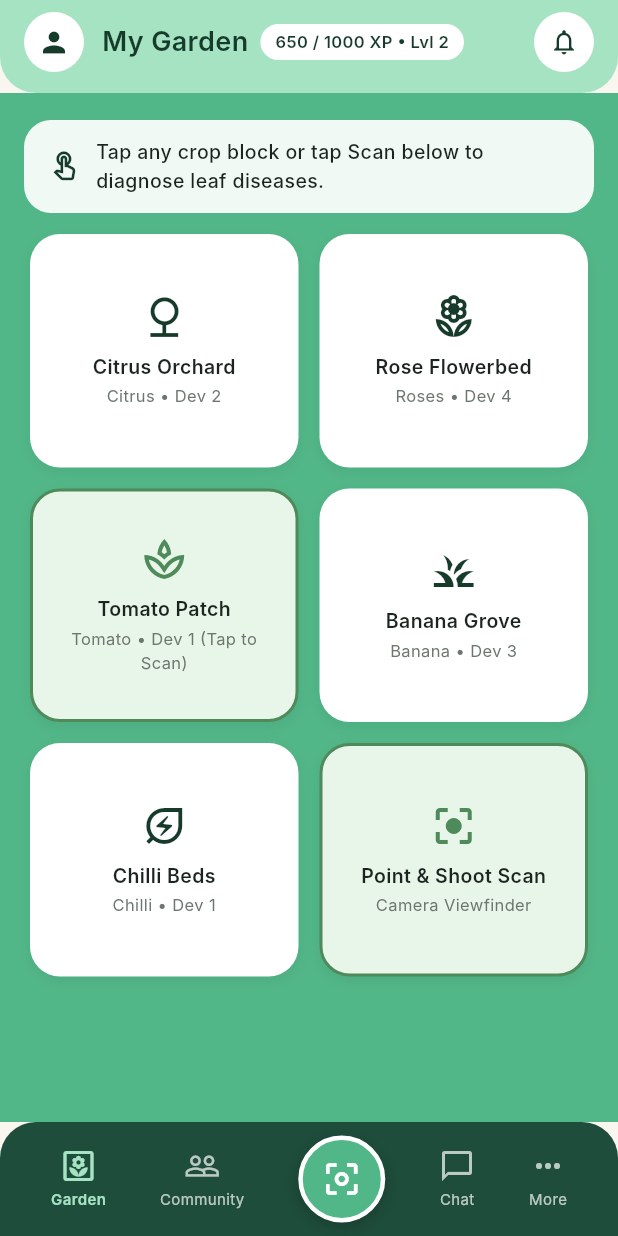
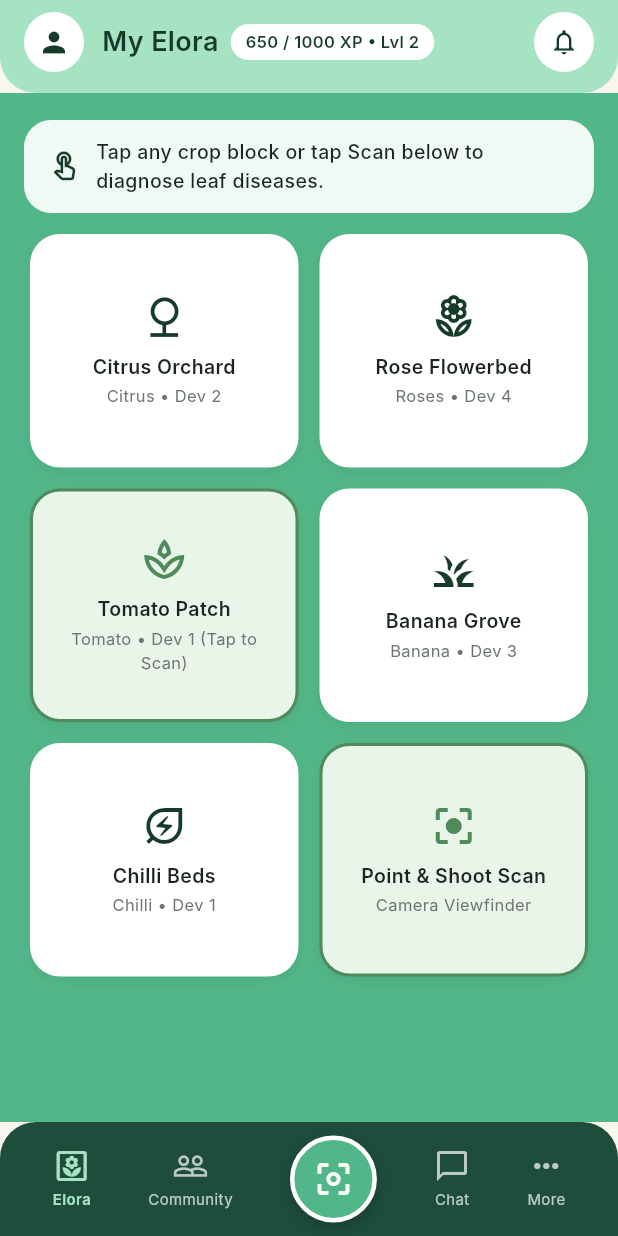
Before and after one commit to Tenzrr/Elora, a Flutter app: the screen it shows after launch, on a phone screen of 412 x 824 dp. Run offline on Flutter 3.47's test engine with Material 3 defaults, Android fonts, the phone set to English and light mode, and no system bars; our stand-ins replace flutter_riverpod, image_picker; Roboto replaces fonts that are missing (Inter).

Commit message:
chore: rename app to Elora

```diff
--- a/mobile/lib/core/network/api_client.dart
+++ b/mobile/lib/core/network/api_client.dart
@@ -1,7 +1,7 @@
 import 'package:http/http.dart' as http;
 
-class GardenApiClient {
-  GardenApiClient({http.Client? client, required this.baseUrl})
+class EloraApiClient {
+  EloraApiClient({http.Client? client, required this.baseUrl})
       : _client = client ?? http.Client();
 
   final http.Client _client;
--- a/mobile/lib/core/theme/app_theme.dart
+++ b/mobile/lib/core/theme/app_theme.dart
@@ -1,7 +1,7 @@
 import 'package:flutter/material.dart';
 
 /// Shared visual foundation for every feature slice.
-class GardenColors {
+class EloraColors {
   static const deepGreen = Color(0xFF173B2B);
   static const leafGreen = Color(0xFF4F8A5B);
   static const mint = Color(0xFFDCEFE0);
@@ -11,21 +11,21 @@ class GardenColors {
   static const danger = Color(0xFFB34D45);
 }
 
-class GardenTheme {
+class EloraTheme {
   static ThemeData light() {
     final scheme = ColorScheme.fromSeed(
-      seedColor: GardenColors.leafGreen,
+      seedColor: EloraColors.leafGreen,
       brightness: Brightness.light,
-      surface: GardenColors.cream,
+      surface: EloraColors.cream,
     );
     return ThemeData(
       useMaterial3: true,
       colorScheme: scheme,
-      scaffoldBackgroundColor: GardenColors.cream,
+      scaffoldBackgroundColor: EloraColors.cream,
       fontFamily: 'Inter',
       appBarTheme: const AppBarTheme(
-        backgroundColor: GardenColors.cream,
-        foregroundColor: GardenColors.ink,
+        backgroundColor: EloraColors.cream,
+        foregroundColor: EloraColors.ink,
         elevation: 0,
       ),
       inputDecorationTheme: InputDecorationTheme(
--- a/mobile/lib/features/crop_health/providers/crop_health_provider.dart
+++ b/mobile/lib/features/crop_health/providers/crop_health_provider.dart
@@ -2,7 +2,7 @@ import 'dart:convert';
 import 'dart:io';
 import 'package:flutter_riverpod/flutter_riverpod.dart';
 import 'package:http/http.dart' as http;
-import 'package:garden_mobile/features/crop_health/models/crop_health_models.dart';
+import 'package:elora_mobile/features/crop_health/models/crop_health_models.dart';
 
 class CropHealthState {
   const CropHealthState({
--- a/mobile/lib/main.dart
+++ b/mobile/lib/main.dart
@@ -1,39 +1,39 @@
 import 'package:flutter/material.dart';
 import 'package:flutter_riverpod/flutter_riverpod.dart';
-import 'package:garden_mobile/core/theme/app_theme.dart';
-import 'package:garden_mobile/features/crop_health/screens/scan_camera_screen.dart';
+import 'package:elora_mobile/core/theme/app_theme.dart';
+import 'package:elora_mobile/features/crop_health/screens/scan_camera_screen.dart';
 
 void main() {
   WidgetsFlutterBinding.ensureInitialized();
   runApp(
     const ProviderScope(
-      child: GardenApp(),
+      child: EloraApp(),
     ),
   );
 }
 
-class GardenApp extends StatelessWidget {
-  const GardenApp({super.key});
+class EloraApp extends StatelessWidget {
+  const EloraApp({super.key});
 
   @override
   Widget build(BuildContext context) {
     return MaterialApp(
-      title: 'Garden',
+      title: 'Elora',
       debugShowCheckedModeBanner: false,
-      theme: GardenTheme.light(),
-      home: const GardenShellScreen(),
+      theme: EloraTheme.light(),
+      home: const EloraShellScreen(),
     );
   }
 }
 
-class GardenShellScreen extends StatefulWidget {
-  const GardenShellScreen({super.key});
+class EloraShellScreen extends StatefulWidget {
+  const EloraShellScreen({super.key});
 
   @override
-  State<GardenShellScreen> createState() => _GardenShellScreenState();
+  State<EloraShellScreen> createState() => _EloraShellScreenState();
 }
 
-class _GardenShellScreenState extends State<GardenShellScreen> {
+class _EloraShellScreenState extends State<EloraShellScreen> {
   int _currentIndex = 0;
 
   void _openCameraScanner() {
@@ -47,7 +47,7 @@ class _GardenShellScreenState extends State<GardenShellScreen> {
   @override
   Widget build(BuildContext context) {
     return Scaffold(
-      backgroundColor: GardenColors.cream,
+      backgroundColor: EloraColors.cream,
       body: SafeArea(
         top: false,
         child: Column(
@@ -60,10 +60,10 @@ class _GardenShellScreenState extends State<GardenShellScreen> {
               child: IndexedStack(
                 index: _currentIndex,
                 children: [
-                  _buildHomeGardenView(context),
+                  _buildHomeEloraView(context),
                   _buildPlaceholderTab('Community', Icons.people_outline),
                   const SizedBox.shrink(), // Placeholder for center FAB
-                  _buildPlaceholderTab('Garden AI Assistant', Icons.chat_bubble_outline),
+                  _buildPlaceholderTab('Elora AI Assistant', Icons.chat_bubble_outline),
                   _buildPlaceholderTab('More & Settings', Icons.more_horiz),
                 ],
               ),
@@ -103,7 +103,7 @@ class _GardenShellScreenState extends State<GardenShellScreen> {
             ),
             child: const Icon(
               Icons.person,
-              color: GardenColors.deepGreen,
+              color: EloraColors.deepGreen,
               size: 22,
             ),
           ),
@@ -113,11 +113,11 @@ class _GardenShellScreenState extends State<GardenShellScreen> {
             child: Row(
               children: [
                 const Text(
-                  'My Garden',
+                  'My Elora',
                   style: TextStyle(
                     fontSize: 18,
                     fontWeight: FontWeight.w600,
-                    color: GardenColors.deepGreen,
+                    color: EloraColors.deepGreen,
                     fontFamily: 'Inter',
                   ),
                 ),
@@ -133,7 +133,7 @@ class _GardenShellScreenState extends State<GardenShellScreen> {
                     style: TextStyle(
                       fontSize: 11,
                       fontWeight: FontWeight.w600,
-                      color: GardenColors.deepGreen,
+                      color: EloraColors.deepGreen,
                       fontFamily: 'Inter',
                     ),
                   ),
@@ -152,7 +152,7 @@ class _GardenShellScreenState extends State<GardenShellScreen> {
             child: IconButton(
               icon: const Icon(
                 Icons.notifications_none,
-                color: GardenColors.deepGreen,
+                color: EloraColors.deepGreen,
                 size: 20,
               ),
               onPressed: () {},
@@ -163,7 +163,7 @@ class _GardenShellScreenState extends State<GardenShellScreen> {
     );
   }
 
-  Widget _buildHomeGardenView(BuildContext context) {
+  Widget _buildHomeEloraView(BuildContext context) {
     return Container(
       width: double.infinity,
       color: const Color(0xFF52B788), // Field Green background from docs/screens/Mobile app.png
@@ -180,14 +180,14 @@ class _GardenShellScreenState extends State<GardenShellScreen> {
               ),
               child: Row(
                 children: [
-                  const Icon(Icons.touch_app_outlined, color: GardenColors.deepGreen, size: 22),
+                  const Icon(Icons.touch_app_outlined, color: EloraColors.deepGreen, size: 22),
                   const SizedBox(width: 10),
                   const Expanded(
                     child: Text(
                       'Tap any crop block or tap Scan below to diagnose leaf diseases.',
                       style: TextStyle(
                         fontSize: 13,
-                        color: GardenColors.ink,
+                        color: EloraColors.ink,
                         fontWeight: FontWeight.w500,
                       ),
                     ),
@@ -198,7 +198,7 @@ class _GardenShellScreenState extends State<GardenShellScreen> {
           ),
           const SizedBox(height: 14),
 
-          // Isometric Garden Plots Preview
+          // Isometric Elora Plots Preview
           Expanded(
             child: Padding(
               padding: const EdgeInsets.symmetric(horizontal: 20.0),
@@ -255,7 +255,7 @@ class _GardenShellScreenState extends State<GardenShellScreen> {
           color: isFeatured ? const Color(0xFFE8F5E9) : Colors.white,
           borderRadius: BorderRadius.circular(20),
           border: isFeatured
-              ? Border.all(color: GardenColors.leafGreen, width: 2)
+              ? Border.all(color: EloraColors.leafGreen, width: 2)
               : null,
           boxShadow: [
             BoxShadow(
@@ -270,7 +270,7 @@ class _GardenShellScreenState extends State<GardenShellScreen> {
           children: [
             Icon(
               icon,
-              color: isFeatured ? GardenColors.leafGreen : GardenColors.deepGreen,
+              color: isFeatured ? EloraColors.leafGreen : EloraColors.deepGreen,
               size: 32,
             ),
             const SizedBox(height: 8),
@@ -280,7 +280,7 @@ class _GardenShellScreenState extends State<GardenShellScreen> {
               style: const TextStyle(
                 fontSize: 13,
                 fontWeight: FontWeight.w600,
-                color: GardenColors.ink,
+                color: EloraColors.ink,
               ),
             ),
             const SizedBox(height: 2),
@@ -289,7 +289,7 @@ class _GardenShellScreenState extends State<GardenShellScreen> {
               textAlign: TextAlign.center,
               style: const TextStyle(
                 fontSize: 11,
-                color: GardenColors.muted,
+                color: EloraColors.muted,
               ),
             ),
           ],
@@ -303,20 +303,20 @@ class _GardenShellScreenState extends State<GardenShellScreen> {
       child: Column(
         mainAxisAlignment: MainAxisAlignment.center,
         children: [
-          Icon(icon, size: 64, color: GardenColors.leafGreen),
+          Icon(icon, size: 64, color: EloraColors.leafGreen),
           const SizedBox(height: 16),
           Text(
             title,
             style: const TextStyle(
               fontSize: 20,
               fontWeight: FontWeight.bold,
-              color: GardenColors.deepGreen,
+              color: EloraColors.deepGreen,
             ),
           ),
           const SizedBox(height: 8),
           const Text(
             'Module ready for integration testing.',
-            style: TextStyle(color: GardenColors.muted, fontSize: 14),
+            style: TextStyle(color: EloraColors.muted, fontSize: 14),
           ),
         ],
       ),
@@ -336,7 +336,7 @@ class _GardenShellScreenState extends State<GardenShellScreen> {
       child: Row(
         mainAxisAlignment: MainAxisAlignment.spaceAround,
         children: [
-          _buildNavIcon(0, Icons.yard_outlined, 'Garden'),
+          _buildNavIcon(0, Icons.yard_outlined, 'Elora'),
           _buildNavIcon(1, Icons.people_outline, 'Community'),
           // Elevated Center Scan FAB
           GestureDetector(
--- a/mobile/pubspec.yaml
+++ b/mobile/pubspec.yaml
@@ -1,5 +1,5 @@
-name: garden_mobile
-description: Garden crop intelligence mobile application.
+name: elora_mobile
+description: Elora crop intelligence mobile application.
 publish_to: "none"
 version: 0.1.0+1
 environment:
```
Also changed, not shown: mobile/lib/features/crop_health/screens/crop_diagnosis_results_screen.dart (+25 -25 lines), mobile/lib/features/crop_health/screens/scan_camera_screen.dart (+12 -12 lines), mobile/lib/features/crop_health/widgets/recovery_action_list.dart (+7 -7 lines), 17 other files.
